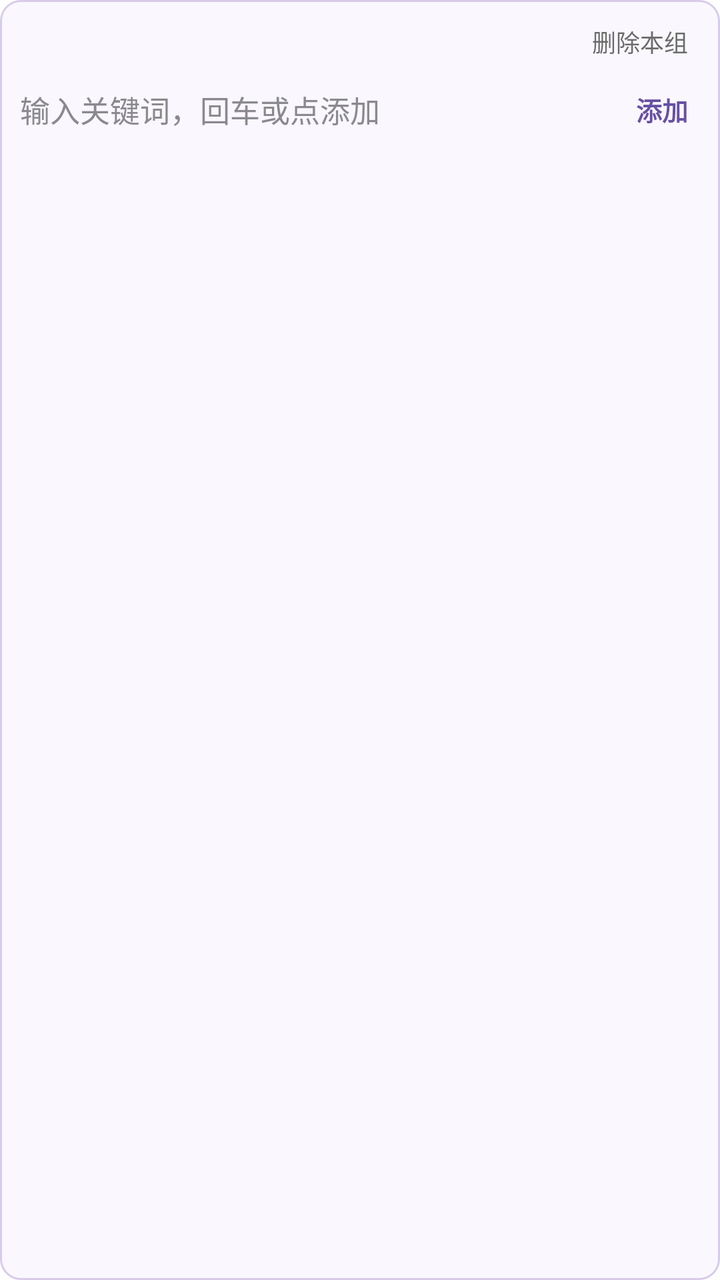
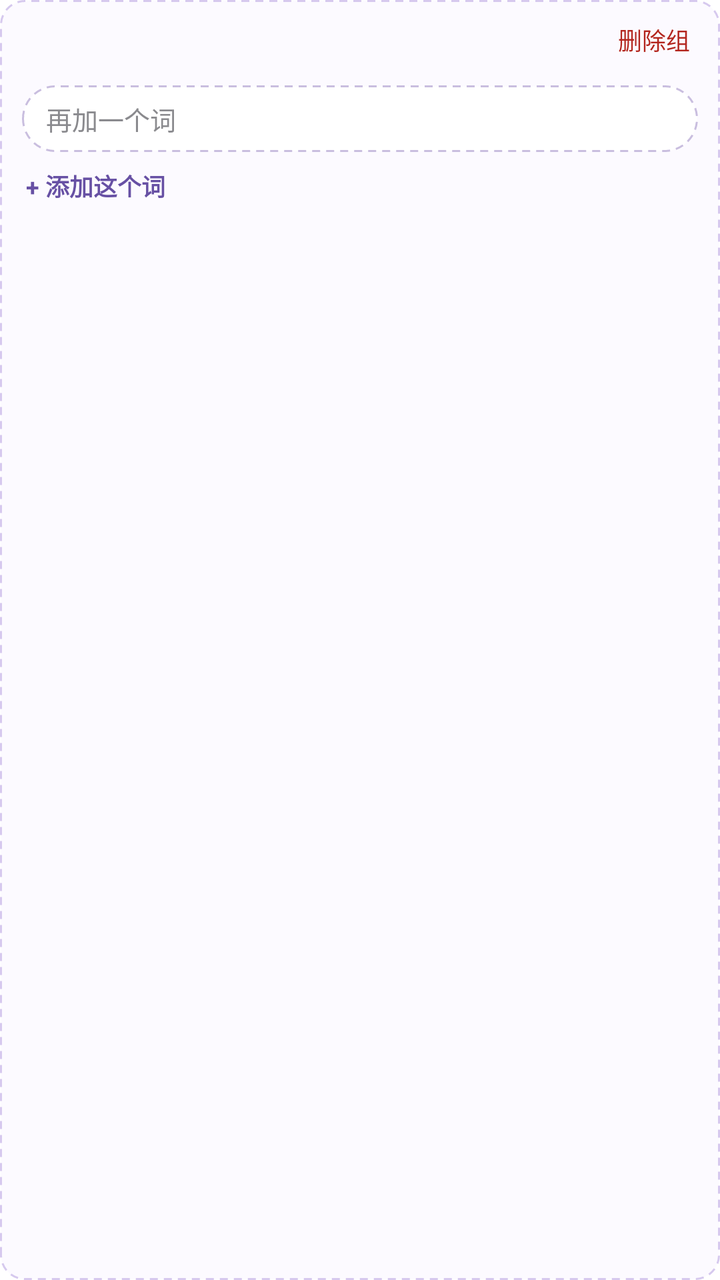

Two renders of the same Android screen: before a commit and after it. Below are the layout's source before the change and the commit's diff.
<!-- AndroidManifest.xml: application theme Theme.SMSForwarder -->
<!-- res/layout/item_rule_group.xml -->
<?xml version="1.0" encoding="utf-8"?>
<LinearLayout xmlns:android="http://schemas.android.com/apk/res/android"
    xmlns:app="http://schemas.android.com/apk/res-auto"
    android:layout_width="match_parent"
    android:layout_height="wrap_content"
    android:layout_marginBottom="8dp"
    android:background="@drawable/bg_group_box"
    android:orientation="vertical"
    android:padding="10dp">

    <LinearLayout
        android:layout_width="match_parent"
        android:layout_height="wrap_content"
        android:gravity="center_vertical"
        android:orientation="horizontal">

        <TextView
            android:id="@+id/tvGroupTitle"
            android:layout_width="0dp"
            android:layout_height="wrap_content"
            android:layout_weight="1"
            android:textColor="@color/purple_primary"
            android:textSize="13sp"
            android:textStyle="bold" />

        <TextView
            android:id="@+id/tvRemoveGroup"
            android:layout_width="wrap_content"
            android:layout_height="wrap_content"
            android:background="?attr/selectableItemBackground"
            android:paddingStart="8dp"
            android:paddingTop="2dp"
            android:paddingEnd="6dp"
            android:paddingBottom="2dp"
            android:text="删除本组"
            android:textColor="@color/text_secondary"
            android:textSize="12sp" />
    </LinearLayout>

    <com.google.android.material.chip.ChipGroup
        android:id="@+id/chipGroupTerms"
        android:layout_width="match_parent"
        android:layout_height="wrap_content"
        android:layout_marginTop="4dp"
        app:chipSpacingHorizontal="6dp"
        app:chipSpacingVertical="2dp" />

    <LinearLayout
        android:layout_width="match_parent"
        android:layout_height="wrap_content"
        android:layout_marginTop="2dp"
        android:gravity="center_vertical"
        android:orientation="horizontal">

        <EditText
            android:id="@+id/etNewTerm"
            android:layout_width="0dp"
            android:layout_height="wrap_content"
            android:layout_weight="1"
            android:background="@null"
            android:hint="输入关键词，回车或点添加"
            android:imeOptions="actionDone"
            android:inputType="text"
            android:maxLines="1"
            android:paddingTop="6dp"
            android:paddingBottom="6dp"
            android:textColor="@color/text_primary"
            android:textColorHint="@color/text_helper"
            android:textSize="15sp" />

        <TextView
            android:id="@+id/btnAddTerm"
            android:layout_width="wrap_content"
            android:layout_height="wrap_content"
            android:background="?attr/selectableItemBackground"
            android:paddingStart="10dp"
            android:paddingTop="6dp"
            android:paddingEnd="6dp"
            android:paddingBottom="6dp"
            android:text="添加"
            android:textColor="@color/purple_primary"
            android:textSize="13sp"
            android:textStyle="bold" />
    </LinearLayout>
</LinearLayout>
<!-- resources referenced by this layout -->
<resources>
  <color name="purple_primary">#6750A4</color>
  <color name="text_helper">#8A8A8E</color>
  <color name="text_primary">#1C1B1F</color>
  <color name="text_secondary">#6B6B6B</color>
  <!-- drawable bg_group_box (drawable) -->
  <?xml version="1.0" encoding="utf-8"?>
  <shape xmlns:android="http://schemas.android.com/apk/res/android"
      android:shape="rectangle">
      <solid android:color="#FAF7FF" />
      <stroke
          android:width="1dp"
          android:color="#D8CCEA" />
      <corners android:radius="10dp" />
  </shape>
  <style name="Theme.SMSForwarder" parent="Theme.MaterialComponents.DayNight.DarkActionBar">
          <item name="colorPrimary">#6750A4</item>
          <item name="colorPrimaryVariant">#4F378B</item>
          <item name="colorOnPrimary">#FFFFFF</item>
          <item name="colorSecondary">#6750A4</item>
          <item name="colorOnSecondary">#FFFFFF</item>
      </style>
</resources>

<!-- the commit's change to res/layout/item_rule_group.xml (unified diff, before → after) -->
@@ -3,10 +3,12 @@
     xmlns:app="http://schemas.android.com/apk/res-auto"
     android:layout_width="match_parent"
     android:layout_height="wrap_content"
-    android:layout_marginBottom="8dp"
     android:background="@drawable/bg_group_box"
     android:orientation="vertical"
-    android:padding="10dp">
+    android:paddingStart="11dp"
+    android:paddingTop="9dp"
+    android:paddingEnd="11dp"
+    android:paddingBottom="9dp">
 
     <LinearLayout
         android:layout_width="match_parent"
@@ -19,9 +21,8 @@
             android:layout_width="0dp"
             android:layout_height="wrap_content"
             android:layout_weight="1"
-            android:textColor="@color/purple_primary"
-            android:textSize="13sp"
-            android:textStyle="bold" />
+            android:textColor="@color/text_secondary"
+            android:textSize="12sp" />
 
         <TextView
             android:id="@+id/tvRemoveGroup"
@@ -30,10 +31,10 @@
             android:background="?attr/selectableItemBackground"
             android:paddingStart="8dp"
             android:paddingTop="2dp"
-            android:paddingEnd="6dp"
+            android:paddingEnd="4dp"
             android:paddingBottom="2dp"
-            android:text="删除本组"
-            android:textColor="@color/text_secondary"
+            android:text="删除组"
+            android:textColor="@color/red_error"
             android:textSize="12sp" />
     </LinearLayout>
 
@@ -41,45 +42,40 @@
         android:id="@+id/chipGroupTerms"
         android:layout_width="match_parent"
         android:layout_height="wrap_content"
-        android:layout_marginTop="4dp"
-        app:chipSpacingHorizontal="6dp"
-        app:chipSpacingVertical="2dp" />
+        android:layout_marginTop="6dp"
+        app:chipSpacingHorizontal="4dp"
+        app:chipSpacingVertical="4dp" />
 
-    <LinearLayout
+    <EditText
+        android:id="@+id/etNewTerm"
         android:layout_width="match_parent"
         android:layout_height="wrap_content"
+        android:layout_marginTop="6dp"
+        android:background="@drawable/bg_input_pill"
+        android:hint="再加一个词"
+        android:imeOptions="actionDone"
+        android:inputType="text"
+        android:maxLines="1"
+        android:paddingStart="12dp"
+        android:paddingTop="7dp"
+        android:paddingEnd="12dp"
+        android:paddingBottom="7dp"
+        android:textColor="@color/text_primary"
+        android:textColorHint="@color/text_helper"
+        android:textSize="13sp" />
+
+    <TextView
+        android:id="@+id/btnAddTerm"
+        android:layout_width="wrap_content"
+        android:layout_height="wrap_content"
         android:layout_marginTop="2dp"
-        android:gravity="center_vertical"
-        android:orientation="horizontal">
-
-        <EditText
-            android:id="@+id/etNewTerm"
-            android:layout_width="0dp"
-            android:layout_height="wrap_content"
-            android:layout_weight="1"
-            android:background="@null"
-            android:hint="输入关键词，回车或点添加"
-            android:imeOptions="actionDone"
-            android:inputType="text"
-            android:maxLines="1"
-            android:paddingTop="6dp"
-            android:paddingBottom="6dp"
-            android:textColor="@color/text_primary"
-            android:textColorHint="@color/text_helper"
-            android:textSize="15sp" />
-
-        <TextView
-            android:id="@+id/btnAddTerm"
-            android:layout_width="wrap_content"
-            android:layout_height="wrap_content"
-            android:background="?attr/selectableItemBackground"
-            android:paddingStart="10dp"
-            android:paddingTop="6dp"
-            android:paddingEnd="6dp"
-            android:paddingBottom="6dp"
-            android:text="添加"
-            android:textColor="@color/purple_primary"
-            android:textSize="13sp"
-            android:textStyle="bold" />
-    </LinearLayout>
+        android:background="?attr/selectableItemBackground"
+        android:paddingStart="2dp"
+        android:paddingTop="6dp"
+        android:paddingEnd="6dp"
+        android:paddingBottom="2dp"
+        android:text="+ 添加这个词"
+        android:textColor="@color/purple_primary"
+        android:textSize="12sp"
+        android:textStyle="bold" />
 </LinearLayout>
<!-- resource entries referenced after the edit -->
@@ -1,6 +1,7 @@
 <!-- resources referenced by this layout -->
 <resources>
   <color name="purple_primary">#6750A4</color>
+  <color name="red_error">#B3261E</color>
   <color name="text_helper">#8A8A8E</color>
   <color name="text_primary">#1C1B1F</color>
   <color name="text_secondary">#6B6B6B</color>
@@ -8,11 +9,25 @@
   <?xml version="1.0" encoding="utf-8"?>
   <shape xmlns:android="http://schemas.android.com/apk/res/android"
       android:shape="rectangle">
-      <solid android:color="#FAF7FF" />
+      <solid android:color="#FCFAFF" />
+      <corners android:radius="12dp" />
       <stroke
           android:width="1dp"
-          android:color="#D8CCEA" />
-      <corners android:radius="10dp" />
+          android:color="#D6C9EE"
+          android:dashGap="3dp"
+          android:dashWidth="4dp" />
+  </shape>
+  <!-- drawable bg_input_pill (drawable) -->
+  <?xml version="1.0" encoding="utf-8"?>
+  <shape xmlns:android="http://schemas.android.com/apk/res/android"
+      android:shape="rectangle">
+      <solid android:color="@android:color/white" />
+      <corners android:radius="999dp" />
+      <stroke
+          android:width="1dp"
+          android:color="#C9BEDF"
+          android:dashGap="3dp"
+          android:dashWidth="4dp" />
   </shape>
   <style name="Theme.SMSForwarder" parent="Theme.MaterialComponents.DayNight.DarkActionBar">
           <item name="colorPrimary">#6750A4</item>
